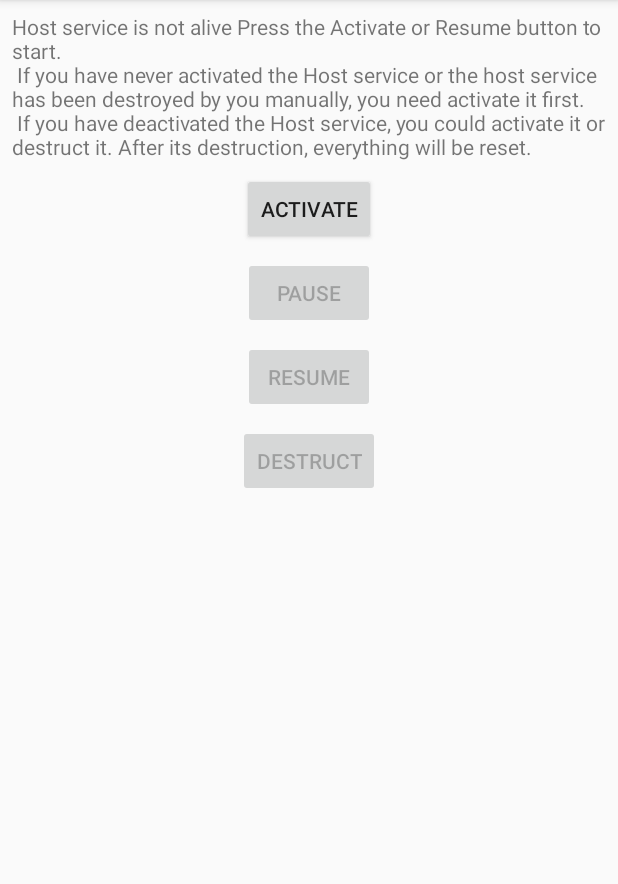
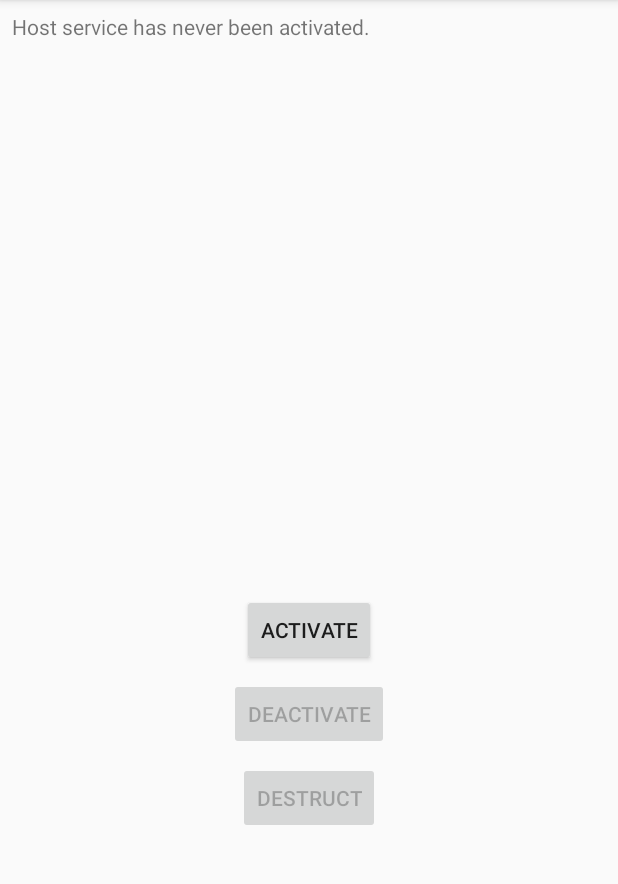
Before and after one commit to TonyTangAndroid/alien, an Android app: the screen it shows after launch (MainActivity), after a tap on "ACTIVATE", on a phone screen of 412 x 824 dp, the part 84-968 px from its top. Run offline under Robolectric (Android 15) with nearby library versions, the phone set to English and light mode, and no system bars; our stand-ins replace ButterKnife, Timber; libraries missing offline, so code that uses them is left out: com.google.auto.value, hugo.weaving; 13 statements that could not run were skipped.

Commit message:
Rename (#2)
* directly update the status rather than through broadcast receiver.

* show sleep notification.

* Update text

* Rename

* Rename

* rename

* rename

```diff
--- a/app/src/main/java/io/github/android/tang/tony/host/demo/MainActivity.java
+++ b/app/src/main/java/io/github/android/tang/tony/host/demo/MainActivity.java
@@ -12,21 +12,19 @@ import butterknife.ButterKnife;
 import butterknife.OnClick;
 import hugo.weaving.DebugLog;
 import io.github.android.tang.tony.host.Host;
+import io.github.android.tang.tony.host.HostMutationCallback;
 import io.github.android.tang.tony.host.HostStatus;
-import io.github.android.tang.tony.host.HostStatusCallback;
 import io.github.android.tang.tony.host.Status;
 
 @DebugLog
-public class MainActivity extends AppCompatActivity implements HostStatusCallback {
+public class MainActivity extends AppCompatActivity implements HostMutationCallback {
 
     @BindView(R.id.tv_hint)
     TextView tv_hint;
     @BindView(R.id.btn_activate)
     Button btn_activate;
-    @BindView(R.id.btn_pause)
-    Button btn_pause;
-    @BindView(R.id.btn_resume)
-    Button btn_resume;
+    @BindView(R.id.btn_deactivate)
+    Button btn_deactivate;
     @BindView(R.id.btn_destruct)
     Button btn_destruct;
 
@@ -56,10 +54,10 @@ public class MainActivity extends AppCompatActivity implements HostStatusCallbac
     private void reduce(int status) {
         switch (status) {
             case Status.NONE:
-                bindToBeBorn();
+                toBeActivated();
                 break;
             case Status.SLEEP:
-                bindDeactivated();
+                toBeWakenUp();
                 break;
             case Status.ALIVE:
                 bindAliveState();
@@ -70,25 +68,22 @@ public class MainActivity extends AppCompatActivity implements HostStatusCallbac
     private void bindAliveState() {
         tv_hint.setText(R.string.tv_hint_stop_service);
         btn_activate.setEnabled(false);
-        btn_resume.setEnabled(false);
         btn_destruct.setEnabled(true);
-        btn_pause.setEnabled(true);
+        btn_deactivate.setEnabled(true);
     }
 
-    private void bindToBeBorn() {
-        tv_hint.setText(R.string.tv_hint_start_service);
+    private void toBeActivated() {
+        tv_hint.setText(R.string.tv_hint_activate_service_for_the_first_time);
         btn_activate.setEnabled(true);
-        btn_resume.setEnabled(false);
         btn_destruct.setEnabled(false);
-        btn_pause.setEnabled(false);
+        btn_deactivate.setEnabled(false);
     }
 
-    private void bindDeactivated() {
-        tv_hint.setText(R.string.tv_hint_start_service);
-        btn_activate.setEnabled(false);
-        btn_resume.setEnabled(true);
-        btn_destruct.setEnabled(false);
-        btn_pause.setEnabled(false);
+    private void toBeWakenUp() {
+        tv_hint.setText(R.string.tv_hint_activate_service_from_sleep_mode);
+        btn_activate.setEnabled(true);
+        btn_destruct.setEnabled(true);
+        btn_deactivate.setEnabled(false);
     }
 
 
@@ -97,20 +92,20 @@ public class MainActivity extends AppCompatActivity implements HostStatusCallbac
         Host.get().destruct();
     }
 
-    @OnClick({R.id.btn_activate, R.id.btn_resume})
+    @OnClick({R.id.btn_activate})
     public void activate(View v) {
         Host.get().activate();
     }
 
-    @OnClick(R.id.btn_pause)
+    @OnClick(R.id.btn_deactivate)
     public void deactivate(View v) {
-        Host.get().sleep();
+        Host.get().deactivate();
     }
 
     @MainThread
     @Override
-    public void onUpdate(@HostStatus int status) {
-        reduce(status);
+    public void onMutate(@HostStatus int newStatus) {
+        reduce(newStatus);
     }
 
 }
--- a/app/src/main/res/layout/activity_main.xml
+++ b/app/src/main/res/layout/activity_main.xml
@@ -9,15 +9,22 @@
     <TextView
         android:id="@+id/tv_hint"
         android:layout_width="match_parent"
-        android:layout_height="wrap_content"
+        android:layout_height="0dp"
         android:layout_marginLeft="8dp"
         android:layout_marginTop="8dp"
         android:layout_marginRight="8dp"
+        android:layout_weight="1"
         app:layout_constraintLeft_toLeftOf="parent"
         app:layout_constraintRight_toRightOf="parent"
         app:layout_constraintTop_toTopOf="parent"
-        tools:text="@string/tv_hint_start_service" />
+        tools:text="@string/tv_hint_activate_service_for_the_first_time" />
 
+    <LinearLayout
+        android:layout_width="match_parent"
+        android:layout_height="0dp"
+        android:layout_gravity="center"
+        android:layout_weight="1"
+        android:orientation="vertical">
 
         <Button
             android:id="@+id/btn_activate"
@@ -30,24 +37,14 @@
             android:text="@string/activate" />
 
         <Button
-        android:id="@+id/btn_pause"
+            android:id="@+id/btn_deactivate"
             android:layout_width="wrap_content"
             android:layout_height="wrap_content"
             android:layout_gravity="center_horizontal"
             android:layout_marginLeft="8dp"
             android:layout_marginTop="8dp"
             android:layout_marginRight="8dp"
-        android:text="@string/pause" />
-
-    <Button
-        android:id="@+id/btn_resume"
-        android:layout_width="wrap_content"
-        android:layout_height="wrap_content"
-        android:layout_gravity="center_horizontal"
-        android:layout_marginLeft="8dp"
-        android:layout_marginTop="8dp"
-        android:layout_marginRight="8dp"
-        android:text="@string/resume" />
+            android:text="@string/deactivate" />
 
         <Button
             android:id="@+id/btn_destruct"
@@ -59,5 +56,5 @@
             android:layout_marginRight="8dp"
             android:text="@string/destruct" />
 
-
     </LinearLayout>
+</LinearLayout>
--- a/app/src/main/res/values/strings.xml
+++ b/app/src/main/res/values/strings.xml
@@ -3,19 +3,19 @@
     <string name="channel_name">Foreground Service Channel</string>
     <string name="channel_description">This channel is to indicate whether the foreground service is running or not.</string>
     <string name="foreground_service_is_running">Foreground Service is running</string>
-    <string name="tv_hint_stop_service">Host service is activated. Press Pause or Destruct to update its status.\n
-        If You destruct the host, it will NOT reactivate its status until you activate it again manually.\n
-        If You pause the host, it will reactivate its status based on your configuration.</string>
-    <string name="tv_hint_start_service">Host service is not alive Press the Activate or Resume button to start.\n
-        If you have never activated the Host service or the host service has been destroyed by you manually, you need activate it first.\n
-        If you have deactivated the Host service, you could activate it or destruct it. After its destruction, everything will be reset.
-        </string>
+    <string name="tv_hint_stop_service">Host service is activated. Press Deactivate or Destruct to mutate its status.\n
+        If You deactivate the host, it will be put into sleep mode until you manually activate it again.\n
+        If You destruct the host, it will be totally destroyed and you have to manually activate it again.\n
+        The difference between deactivate and destruct is that the deactivate will be put the host into sleep mode,\n
+        which means a sleep notification will be shown upon device reboot.
+    </string>
+    <string name="tv_hint_activate_service_for_the_first_time">Host service has never been activated.</string>
+    <string name="tv_hint_activate_service_from_sleep_mode">Host service is on sleep mode.</string>
     <string name="start">Start</string>
     <string name="stop">Stop</string>
     <string name="destruct">Destruct</string>
     <string name="activate">Activate</string>
-    <string name="pause">Pause</string>
-    <string name="resume">Resume</string>
+    <string name="deactivate">Deactivate</string>
     <string name="on_deceased_log">Oh, no, our host is killing us. But no worry, let us keep fingers crossed that ourhost will resurrect on device reboot.</string>
     <string name="on_alive_log">Let\'s do something awesome without worrying about being killed brutally by Android System.</string>
 </resources>
--- a/lib/build.gradle
+++ b/lib/build.gradle
@@ -2,7 +2,7 @@ apply plugin: 'com.android.library'
 apply plugin: 'com.jakewharton.hugo'
 
 ext {
-    action_stop_foreground_service = 'ACTION_STOP_FOREGROUND_SERVICE'
+    action_mutate_host = 'ACTION_MUTATE_HOST'
 }
 android {
     compileSdkVersion 28
@@ -12,8 +12,8 @@ android {
         versionCode 1
         versionName "1.0"
         testInstrumentationRunner "androidx.test.runner.AndroidJUnitRunner"
-        buildConfigField 'String', 'ACTION_STOP_FOREGROUND_SERVICE', "\"" + "${action_stop_foreground_service}" + "\""
-        manifestPlaceholders.action_stop_foreground_service = "${action_stop_foreground_service}"
+        buildConfigField 'String', 'ACTION_MUTATE_HOST', "\"" + "${action_mutate_host}" + "\""
+        manifestPlaceholders.action_mutate_host = "${action_mutate_host}"
 
 
     }
--- a/lib/src/main/AndroidManifest.xml
+++ b/lib/src/main/AndroidManifest.xml
@@ -22,10 +22,10 @@
         </receiver>
 
         <receiver
-            android:name="io.github.android.tang.tony.host.ServiceAbortionActionBroadcastReceiver"
+            android:name="io.github.android.tang.tony.host.HostMutator"
             android:exported="false">
             <intent-filter>
-                <action android:name="${action_stop_foreground_service}" />
+                <action android:name="${action_mutate_host}" />
             </intent-filter>
         </receiver>
 
--- a/lib/src/main/java/io/github/android/tang/tony/host/Action.java
+++ b/lib/src/main/java/io/github/android/tang/tony/host/Action.java
@@ -1,7 +1,7 @@
 package io.github.android.tang.tony.host;
 
 public interface Action {
-    int STOP = 0;
-    int PAUSE = 1;
-    int RESUME = 2;
+    int DESTRUCT = 0;
+    int DEACTIVATE = 1;
+    int ACTIVATE = 2;
 }
--- a/lib/src/main/java/io/github/android/tang/tony/host/ActionType.java
+++ b/lib/src/main/java/io/github/android/tang/tony/host/ActionType.java
@@ -6,7 +6,7 @@ import java.lang.annotation.RetentionPolicy;
 
 import androidx.annotation.IntDef;
 
-@IntDef({Action.STOP, Action.PAUSE, Action.RESUME})
+@IntDef({Action.DESTRUCT, Action.DEACTIVATE, Action.ACTIVATE})
 @Retention(RetentionPolicy.SOURCE)
 public @interface ActionType {
 }
--- a/lib/src/main/java/io/github/android/tang/tony/host/Host.java
+++ b/lib/src/main/java/io/github/android/tang/tony/host/Host.java
@@ -4,12 +4,14 @@ import android.annotation.SuppressLint;
 import android.app.Application;
 import android.content.BroadcastReceiver;
 import android.content.Context;
+import android.content.Intent;
 import android.content.IntentFilter;
 
 import java.util.HashSet;
 import java.util.Set;
 
 import javax.inject.Inject;
+import javax.inject.Named;
 
 import androidx.annotation.MainThread;
 import androidx.localbroadcastmanager.content.LocalBroadcastManager;
@@ -20,14 +22,19 @@ import io.github.android.tang.tony.host.config.NotificationConfigBuilder;
 import timber.log.Timber;
 
 @DebugLog
-public class Host implements HostStatusCallback {
+public class Host implements HostMutationCallback {
     @Inject
     Agent agent;
     @Inject
     Config config;
     @Inject
     Context context;
-    Set<HostStatusCallback> map = new HashSet<>();
+    @Inject
+    @Named("application_id")
+    String applicationId;
+
+
+    Set<HostMutationCallback> hostMutationCallbacks = new HashSet<>();
     private HostComponent hostComponent;
     @HostStatus
     private int status;
@@ -54,20 +61,20 @@ public class Host implements HostStatusCallback {
         get().initialize(config);
     }
 
-    public void addRegister(HostStatusCallback callback) {
-        if (!map.add(callback)) {
+    public void addRegister(HostMutationCallback callback) {
+        if (!hostMutationCallbacks.add(callback)) {
             Timber.w("Callback has already been registered.");
         }
     }
 
     private void register() {
-        IntentFilter filter = new IntentFilter(BuildConfig.ACTION_STOP_FOREGROUND_SERVICE);
+        IntentFilter filter = new IntentFilter(BuildConfig.ACTION_MUTATE_HOST);
         BroadcastReceiver receiver = new HostStatusBroadcastReceiver(this);
         LocalBroadcastManager.getInstance(context).registerReceiver(receiver, filter);
     }
 
-    public void removeRegister(HostStatusCallback callback) {
-        if (!map.remove(callback)) {
+    public void removeRegister(HostMutationCallback callback) {
+        if (!hostMutationCallbacks.remove(callback)) {
             Timber.w("Callback has not been registered.");
         }
     }
@@ -78,10 +85,10 @@ public class Host implements HostStatusCallback {
 
     @MainThread
     @Override
-    public void onUpdate(@HostStatus int status) {
-        this.status = status;
-        for (HostStatusCallback callback : map) {
-            callback.onUpdate(status);
+    public void onMutate(@HostStatus int newStatus) {
+        this.status = newStatus;
+        for (HostMutationCallback callback : hostMutationCallbacks) {
+            callback.onMutate(newStatus);
         }
     }
 
@@ -93,15 +100,20 @@ public class Host implements HostStatusCallback {
     }
 
     public void activate() {
-        agent.activate();
+        broadcast(Action.ACTIVATE);
     }
 
-    public void sleep() {
-        agent.sleep();
+    private void broadcast(int activate) {
+        Intent intent = HostMutator.constructIntent(applicationId, activate);
+        context.sendBroadcast(intent);
+    }
+
+    public void deactivate() {
+        broadcast(Action.DEACTIVATE);
     }
 
     public void destruct() {
-        agent.destruct();
+        broadcast(Action.DESTRUCT);
     }
 
     public void restore() {
@@ -123,7 +135,7 @@ public class Host implements HostStatusCallback {
         }
     }
 
-    private void revive(HostStatusPersister.InternalStatus status) {
+    private void revive(HostStatusCache.InternalStatus status) {
         switch (status) {
             case NONE:
                 toBeActivated();
@@ -141,7 +153,7 @@ public class Host implements HostStatusCallback {
         return status() == Status.ALIVE;
     }
 
-    private void restore(HostStatusPersister.InternalStatus status) {
+    private void restore(HostStatusCache.InternalStatus status) {
         switch (status) {
             case NONE:
                 toBeActivated();
@@ -160,13 +172,13 @@ public class Host implements HostStatusCallback {
     }
 
     private void toBeWakenUp() {
-        HostStatusBroadcastReceiver.broadcast(context, Status.SLEEP);
+        onMutate(Status.SLEEP);
         Timber.d("Host had been manually put into sleep. Hence it requires to be waken up manually to become alive.");
     }
 
     private void toBeActivated() {
+        onMutate(Status.NONE);
         Timber.d("Host has not been born yet. It requires to be activated to become alive.");
-        HostStatusBroadcastReceiver.broadcast(context, Status.NONE);
     }
 
     private boolean enabled() {
--- a/lib/src/main/java/io/github/android/tang/tony/host/HostComponent.java
+++ b/lib/src/main/java/io/github/android/tang/tony/host/HostComponent.java
@@ -18,7 +18,7 @@ interface HostComponent {
 
     HostService.HostServiceComponent.Builder hostServiceComponentBuilder();
 
-    void inject(ServiceAbortionActionBroadcastReceiver broadcastReceiver);
+    void inject(HostMutator broadcastReceiver);
 
     @Component.Builder
     interface Builder {
--- a/lib/src/main/java/io/github/android/tang/tony/host/HostStatusCallback.java
+++ b/lib/src/main/java/io/github/android/tang/tony/host/HostMutationCallback.java
@@ -2,7 +2,7 @@ package io.github.android.tang.tony.host;
 
 import androidx.annotation.MainThread;
 
-public interface HostStatusCallback {
+public interface HostMutationCallback {
     @MainThread
-    void onUpdate(@HostStatus int status);
+    void onMutate(@HostStatus int newStatus);
 }
--- a/lib/src/main/java/io/github/android/tang/tony/host/HostStatusBroadcastReceiver.java
+++ b/lib/src/main/java/io/github/android/tang/tony/host/HostStatusBroadcastReceiver.java
@@ -12,20 +12,20 @@ import timber.log.Timber;
 public class HostStatusBroadcastReceiver extends BroadcastReceiver {
 
     private static final String EXTRA_STATUS = "extra_status";
-    private final HostStatusCallback callback;
+    private final HostMutationCallback callback;
 
-    public HostStatusBroadcastReceiver(HostStatusCallback callback) {
+    public HostStatusBroadcastReceiver(HostMutationCallback callback) {
         this.callback = callback;
     }
 
     static void broadcast(Context context, @HostStatus int status) {
-        Intent intent = new Intent(BuildConfig.ACTION_STOP_FOREGROUND_SERVICE).putExtra(EXTRA_STATUS, status);
+        Intent intent = new Intent(BuildConfig.ACTION_MUTATE_HOST).putExtra(EXTRA_STATUS, status);
         LocalBroadcastManager.getInstance(context).sendBroadcast(intent);
     }
 
     private void onStatusUpdated(@HostStatus int status) {
         log(status);
-        callback.onUpdate(status);
+        callback.onMutate(status);
     }
 
     private void log(@HostStatus int status) {
--- a/lib/src/main/java/io/github/android/tang/tony/host/HostStatusPersister.java
+++ b/lib/src/main/java/io/github/android/tang/tony/host/HostStatusCache.java
@@ -8,14 +8,14 @@ import hugo.weaving.DebugLog;
 
 @HostScope
 @DebugLog
-public class HostStatusPersister {
+public class HostStatusCache {
 
     public static String PREF_KEY_ENABLED = "pref_key_host_status";
 
     private final SharedPreferences prefs;
 
     @Inject
-    public HostStatusPersister(SharedPreferences sharedPreferences) {
+    public HostStatusCache(SharedPreferences sharedPreferences) {
         this.prefs = sharedPreferences;
     }
 
--- a/lib/src/main/res/values/strings.xml
+++ b/lib/src/main/res/values/strings.xml
@@ -1,10 +1,10 @@
 <resources>
     <string name="channel_name">Host Foreground Service Channel</string>
     <string name="channel_description">This channel is to indicate whether the host foreground service is running or not.</string>
+    <string name="destruct">Destruct</string>
+    <string name="deactivate">Deactivate</string>
+    <string name="activate">Activate</string>
     <string name="host_alive">The host is alive.</string>
-    <string name="start">Start</string>
-    <string name="stop">Stop</string>
-    <string name="pause">Pause</string>
-    <string name="resume">Resume</string>
     <string name="host_sleep">The host is sleeping.</string>
+
 </resources>
```
Also changed, not shown: lib/src/main/java/io/github/android/tang/tony/host/Agent.java (+18 -9 lines), lib/src/main/java/io/github/android/tang/tony/host/HostMutator.java (renamed from lib/src/main/java/io/github/android/tang/tony/host/ServiceAbortionActionBroadcastReceiver.java, +6 -8 lines), lib/src/main/java/io/github/android/tang/tony/host/HostService.java (+1 -24 lines), lib/src/main/java/io/github/android/tang/tony/host/NotificationHelper.java (+18 -18 lines), lib/src/main/java/io/github/android/tang/tony/host/config/NotificationConfig.java (+12 -12 lines), lib/src/main/java/io/github/android/tang/tony/host/config/NotificationConfigBuilder.java (+8 -8 lines). Lines whose indentation alone changed are shown as unchanged.
